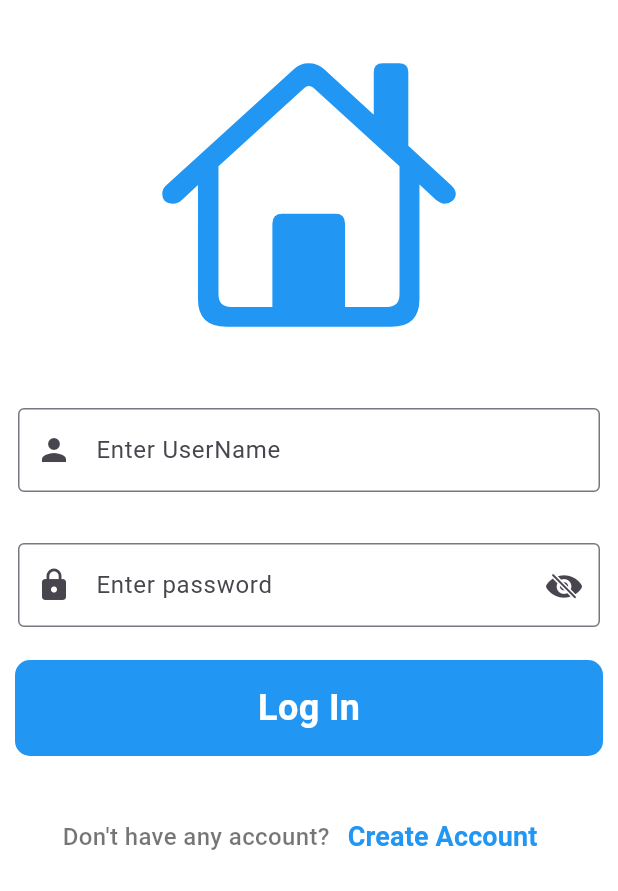
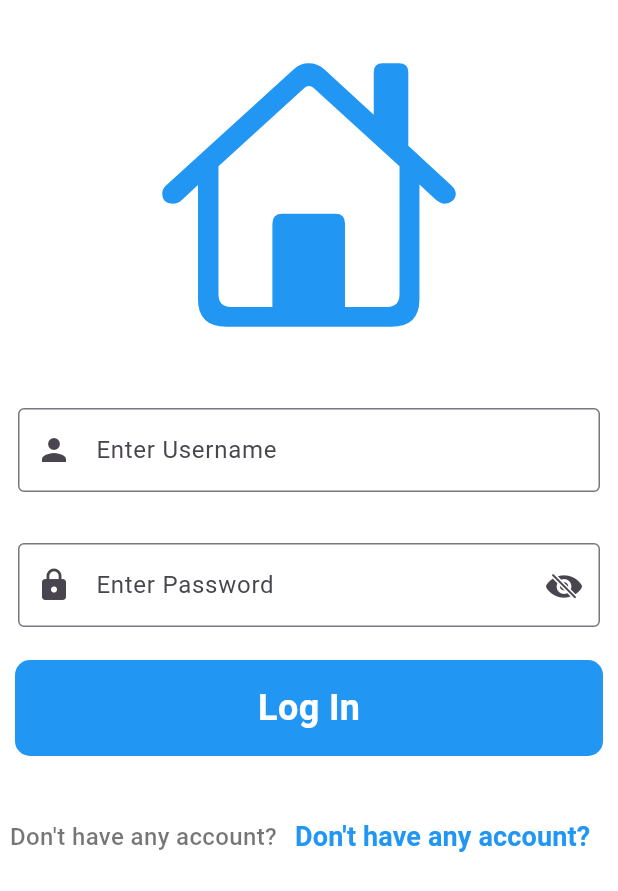
Before and after one commit to amitpaju0001/smart_shop, a Flutter app: the screen it shows after launch, after a tap on "Log In", on a phone screen of 412 x 824 dp. Shown: the top 891 px of the screen. Run offline on Flutter 3.47's test engine with Material 3 defaults, Android fonts, the phone set to English and light mode, and no system bars.

Commit message:
add string const

```diff
--- a/lib/screen/login_screen.dart
+++ b/lib/screen/login_screen.dart
@@ -1,6 +1,7 @@
 import 'package:flutter/material.dart';
 import 'package:flutter/cupertino.dart';
 import 'package:smart_shop/screen/signup_screen.dart';
+import 'package:smart_shop/shared/string_const.dart';
 class LoginScreen extends StatefulWidget {
   const LoginScreen({super.key});
 
@@ -35,7 +36,7 @@ class _LoginScreenState extends State<LoginScreen> {
                   child: TextFormField(
                     decoration: const InputDecoration(
                       border: OutlineInputBorder(),
-                      label: Text('Enter UserName'),
+                      label: Text(StringConst.usernameLabelText),
                       prefixIcon: Icon(Icons.person),
                     ),
                   ),
@@ -49,7 +50,7 @@ class _LoginScreenState extends State<LoginScreen> {
                     obscureText: passToggle,
                     decoration: InputDecoration(
                       border: const OutlineInputBorder(),
-                      label: const Text('Enter password'),
+                      label: const Text(StringConst.passwordLabelText),
                       prefixIcon: const Icon(Icons.lock),
                       suffixIcon: InkWell(
                         onTap: () {
@@ -78,7 +79,7 @@ class _LoginScreenState extends State<LoginScreen> {
                               vertical: 15, horizontal: 40),
                           child: Center(
                             child: Text(
-                              'Log In',
+                              StringConst.logIn,
                               style: TextStyle(
                                 color: Colors.white,
                                 fontSize: 24,
@@ -98,7 +99,7 @@ class _LoginScreenState extends State<LoginScreen> {
                   mainAxisAlignment: MainAxisAlignment.center,
                   children: [
                     const Text(
-                      "Don't have any account?",
+                    StringConst.noAccount,
                       style: TextStyle(
                         fontSize: 16,
                         fontWeight: FontWeight.w500,
@@ -114,7 +115,7 @@ class _LoginScreenState extends State<LoginScreen> {
                         );
                       },
                       child: const Text(
-                        'Create Account',
+                        StringConst.noAccount,
                         style: TextStyle(
                           fontSize: 18,
                           fontWeight: FontWeight.bold,
--- a/lib/screen/signup_screen.dart
+++ b/lib/screen/signup_screen.dart
@@ -1,6 +1,7 @@
 import 'package:flutter/cupertino.dart';
 import 'package:flutter/material.dart';
 import 'package:smart_shop/screen/login_screen.dart';
+import 'package:smart_shop/shared/string_const.dart';
 class SignupScreen extends StatefulWidget {
   const SignupScreen({super.key});
 
@@ -37,7 +38,7 @@ class _SignupScreenState extends State<SignupScreen> {
                   child: TextFormField(
                     controller: nameController,
                     decoration: const InputDecoration(
-                      labelText: 'Full name',
+                      labelText: StringConst.signUpName,
                       border: OutlineInputBorder(),
                       prefixIcon: Icon(Icons.person),
                     ),
@@ -49,7 +50,7 @@ class _SignupScreenState extends State<SignupScreen> {
                   child: TextFormField(
                     controller: emailController,
                     decoration: const InputDecoration(
-                      labelText: 'enter email',
+                      labelText: StringConst.signUpEmail,
                       border: OutlineInputBorder(),
                       prefixIcon: Icon(Icons.email),
                     ),
@@ -61,7 +62,7 @@ class _SignupScreenState extends State<SignupScreen> {
                   child: TextFormField(
                     controller: phoneController,
                     decoration: const InputDecoration(
-                      labelText: 'phone number',
+                      labelText: StringConst.signUpPhone,
                       border: OutlineInputBorder(),
                       prefixIcon: Icon(Icons.phone),
                     ),
@@ -74,7 +75,7 @@ class _SignupScreenState extends State<SignupScreen> {
                     controller: passwordController,
                     obscureText: passToggle ? true : false,
                     decoration: InputDecoration(
-                        labelText: 'enter password',
+                        labelText: StringConst.signUpPassword,
                         border: const OutlineInputBorder(),
                         prefixIcon: const Icon(Icons.lock),
                         suffixIcon: InkWell(
@@ -108,7 +109,7 @@ class _SignupScreenState extends State<SignupScreen> {
                               vertical: 15, horizontal: 40),
                           child: Center(
                             child: Text(
-                              'Sign up',
+                              StringConst.signUp,
                               style: TextStyle(
                                   color: Colors.white,
                                   fontSize: 24,
@@ -127,7 +128,7 @@ class _SignupScreenState extends State<SignupScreen> {
                   mainAxisAlignment: MainAxisAlignment.center,
                   children: [
                     const Text(
-                'Already have an Account?',
+                      StringConst.signUpAlreadyAccount,
                       style: TextStyle(
                           fontSize: 16,
                           fontWeight: FontWeight.w500,
@@ -138,7 +139,7 @@ class _SignupScreenState extends State<SignupScreen> {
                         Navigator.push(context, MaterialPageRoute(builder: (context) => const LoginScreen(),));
                       },
                       child: const Text(
-                        'Log In',
+                        StringConst.logIn,
                         style: TextStyle(
                           fontSize: 18,
                           fontWeight: FontWeight.bold,
--- /dev/null
+++ b/lib/shared/string_const.dart
@@ -0,0 +1,13 @@
+class StringConst{
+  static const String logIn = 'Log In';
+  static const String signUp = 'Sign Up';
+  static const String usernameLabelText = 'Enter Username';
+  static const String passwordLabelText = 'Enter Password';
+  static const String noAccount = "Don't have any account?";
+  static const String  createAccount = 'Create Account';
+  static const String signUpName = 'Full Name';
+  static const String signUpEmail = 'Email Address';
+  static const String signUpPhone = 'Phone Number';
+  static const String signUpPassword = 'Email Password';
+  static const String signUpAlreadyAccount = 'Already have an Account?';
+}
```
